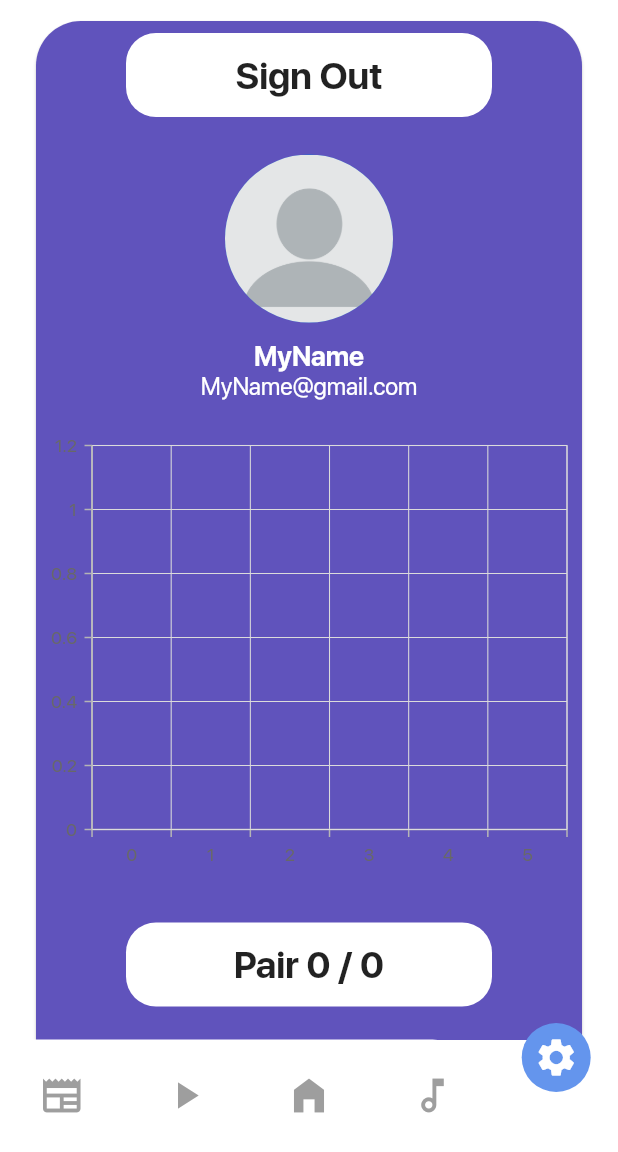
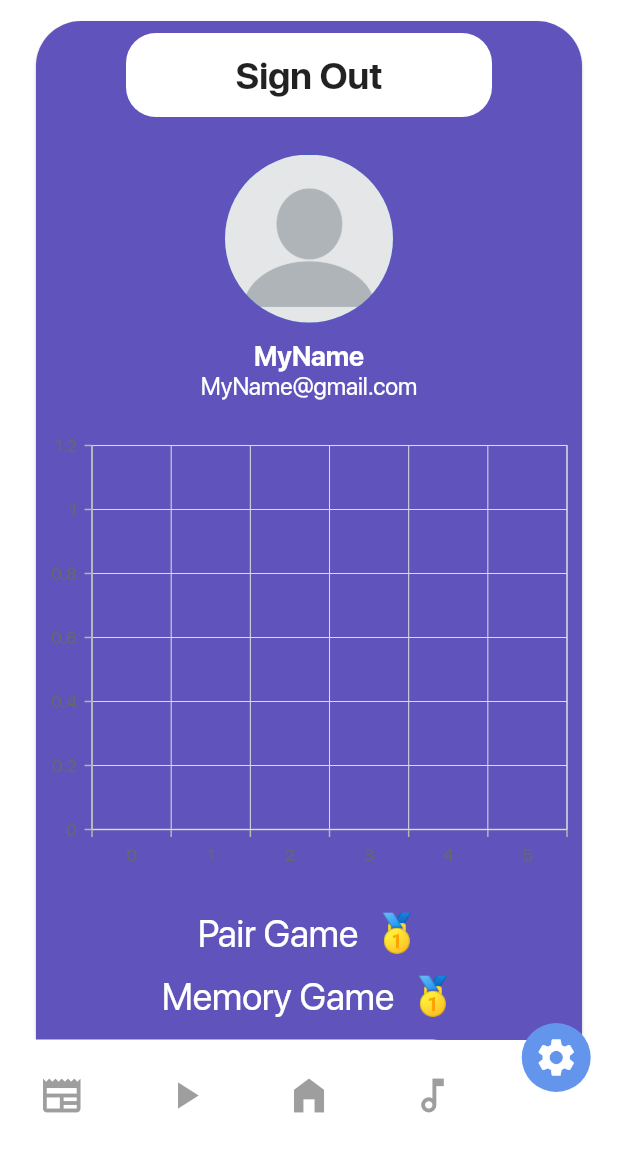
Before and after one commit to ptm0727/SihWinner, a Flutter app: the screen it shows once a user with an empty profile is signed in, swiped to page 5, on a phone screen of 412 x 824 dp, the part 84-1236 px from its top. Run offline on Flutter 3.47's test engine with Material 2 defaults, Android fonts, the phone set to English and light mode, and no system bars; drawn by our look-alikes of curved_navigation_bar; our stand-ins replace audioplayers, cloud_firestore, firebase_auth, firebase_core, flutter_neumorphic, hive and 3 more; missing offline and left inert: audioplayers_web, favorite_button, firebase_image; accounts and stored records are empty.

```diff
--- a/lib/profile/profile_page.dart
+++ b/lib/profile/profile_page.dart
@@ -38,13 +38,22 @@ class _profile extends State<profile> {
     // );
   }
 
-  String checkstars(double b) {
+  Text medals(double b) {
     if (b <= 0.5) {
-      return "assets/img_5.png";
+      return Text("🥇",style: TextStyle(
+        color: Colors.brown,
+          fontSize: 25
+      ),);
     } else if (b > 0.5 && b <= .75) {
-      return "assets/img_6.png";
+      return Text("🥇",style: TextStyle(
+        color: Colors.grey,
+          fontSize: 25
+      ),);
     } else {
-      return "assets/img_7.png";
+      return Text("🥇",style: TextStyle(
+        color: Colors.amber,
+          fontSize: 25
+      ),);
     }
   }
 
@@ -164,11 +173,31 @@ class _profile extends State<profile> {
               const SizedBox(
                 height: 20,
               ),
-              displayscore("Pair ${p.p1.toInt()} / ${d.d1.toInt()}"),
+              Row(
+                mainAxisAlignment: MainAxisAlignment.center,
+                children: [
+                  Text("Pair Game  ",style: TextStyle(
+                      color: Colors.white,
+                      fontWeight: FontWeight.w400,
+                      fontSize: 25),
+                  ),
+                  medals(p.p1/d.d1)
+                ],
+              ),
               const SizedBox(
                 height: 12,
               ),
-              displayscore("Memory ${p.p2.toInt()} / ${d.d2.toInt()}"),
+              Row(
+                mainAxisAlignment: MainAxisAlignment.center,
+                children: [
+                  Text("Memory Game  ",style: TextStyle(
+                      color: Colors.white,
+                      fontWeight: FontWeight.w400,
+                      fontSize: 25),
+                  ),
+                  medals(p.p2/d.d2)
+                ],
+              ),
               const SizedBox(
                 height: 12,
               ),
```
